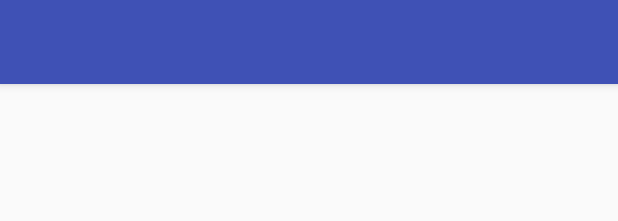
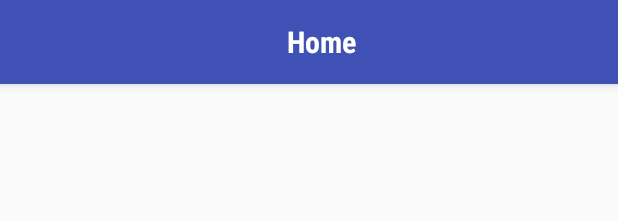
Before and after one commit to karthi-21/GirdThySword, an Android app: the layout app_bar_home.xml on its own in the app's theme, with its tools: preview values and no code run, on a phone screen of 412 x 824 dp. Shown: the top 221 px of the screen. Run offline under Robolectric (Android 15) with nearby library versions, the phone set to English and light mode, and no system bars.

Commit message:
Changed App Bar's text to "Home" in HomeActivity.

```diff
--- a/app/src/main/res/layout/app_bar_home.xml
+++ b/app/src/main/res/layout/app_bar_home.xml
@@ -16,7 +16,18 @@
             android:layout_width="match_parent"
             android:layout_height="?attr/actionBarSize"
             android:background="?attr/colorPrimary"
-            app:popupTheme="@style/AppTheme.PopupOverlay" />
+            app:popupTheme="@style/AppTheme.PopupOverlay">
+
+            <TextView
+                android:layout_width="match_parent"
+                android:layout_height="match_parent"
+                android:fontFamily="sans-serif-condensed"
+                android:gravity="center"
+                android:text="@string/title_activity_home"
+                android:textColor="@android:color/white"
+                android:textSize="20sp"
+                android:textStyle="bold" />
+        </android.support.v7.widget.Toolbar>
 
     </android.support.design.widget.AppBarLayout>
 
--- a/app/src/main/res/values/strings.xml
+++ b/app/src/main/res/values/strings.xml
@@ -1,6 +1,6 @@
 <resources>
     <string name="app_name">GirdThySword</string>
-    <string name="title_activity_home">HomeActivity</string>
+    <string name="title_activity_home">Home</string>
 
     <string name="navigation_drawer_open">Open navigation drawer</string>
     <string name="navigation_drawer_close">Close navigation drawer</string>
```
